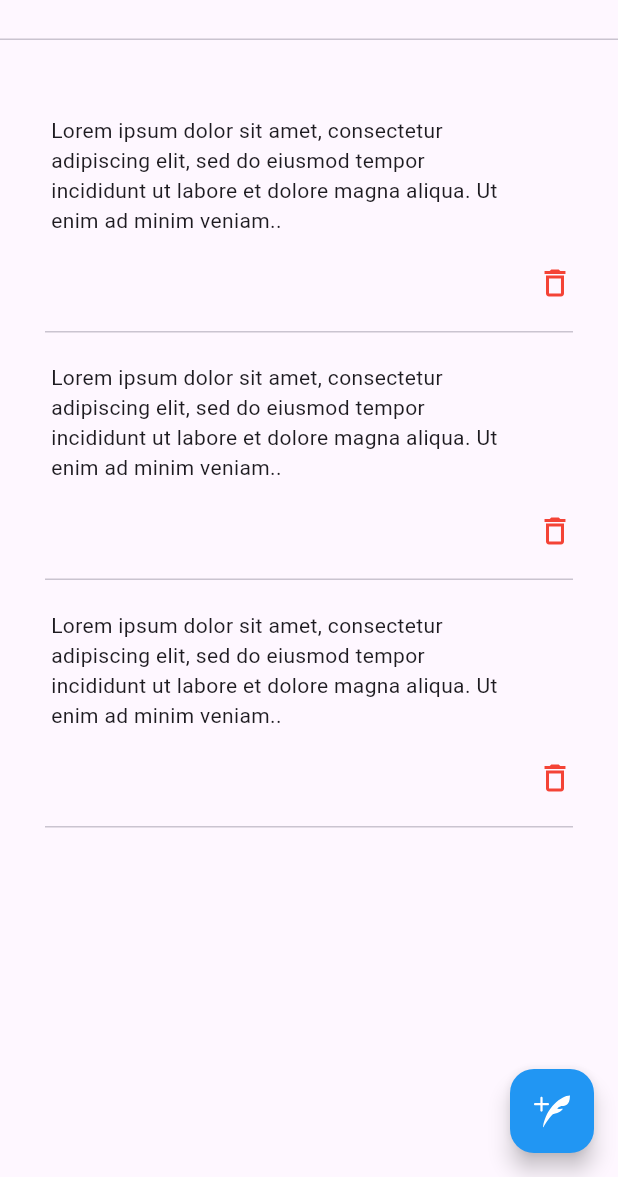
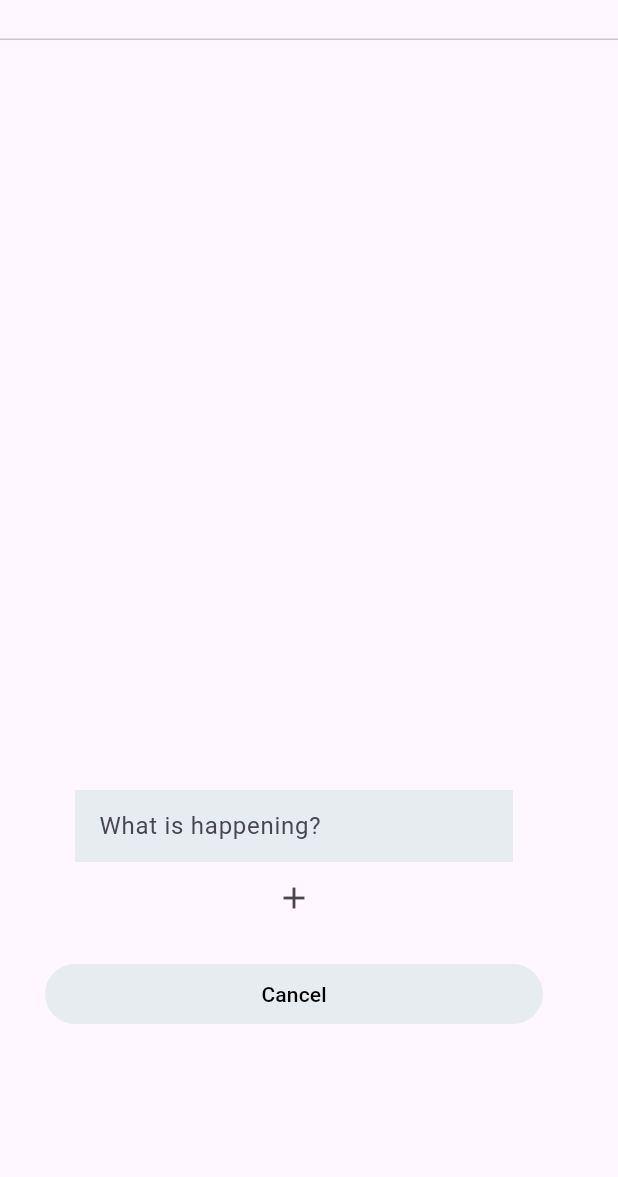
Before and after one commit to Flutter-gg-1/get_it-Assignment, a Flutter app: the screen it shows after launch, after a tap on an icon or button, on a phone screen of 412 x 824 dp, the part 59-1236 px from its top. Run offline on Flutter 3.47's test engine with Material 3 defaults, Android fonts, the phone set to English and light mode, and no system bars; our stand-ins replace flutter_svg, get_it, get_storage.

Commit message:
done add and store tweets

```diff
--- /dev/null
+++ b/getit_app/lib/data/tweet_data.dart
@@ -0,0 +1,41 @@
+import 'package:get_storage/get_storage.dart';
+import 'package:getit_app/data_model/model.dart';
+
+class TweetData {
+  List<TweetModel> allTweets = [];
+  final box = GetStorage();
+
+  TweetData() {
+    loadTweets();
+  }
+
+
+  //add data
+  addTweet({required TweetModel tweet}) {
+    allTweets.add(tweet);
+    saveTweet();
+  }
+
+  //save data
+  saveTweet() async {
+    List<Map<String, dynamic>> tweetAsMap = [];
+    for (var element in allTweets) {
+      tweetAsMap.add(element.toJson());
+    }
+    await box.write("tweet", tweetAsMap);
+  }
+
+
+  //load data
+
+  loadTweets() {
+
+    if (box.hasData('tweet')) {
+      List<Map<String, dynamic>> tweetSaved =
+          List.from(box.read('tweet')).cast<Map<String, dynamic>>();
+      for (var element in tweetSaved) {
+        allTweets.add(TweetModel.fromJson(element));
+      }
+    }
+  }
+}
--- /dev/null
+++ b/getit_app/lib/data_model/model.dart
@@ -0,0 +1,18 @@
+class TweetModel {
+  TweetModel({
+    required this.id,
+    required this.tweet,
+  });
+  late final int id;
+  late final String tweet;
+
+  TweetModel.fromJson(Map<String, dynamic> json) {
+    tweet = json['tweet'];
+  }
+
+  Map<String, dynamic> toJson() {
+    final data = <String, dynamic>{};
+    data['tweet'] = tweet;
+    return data;
+  }
+}
--- a/getit_app/lib/homepage.dart
+++ /dev/null
@@ -1,59 +0,0 @@
-import 'package:flutter/material.dart';
-import 'package:flutter_svg/svg.dart';
-
-class Homepage extends StatelessWidget {
-  const Homepage({super.key});
-
-  @override
-  Widget build(BuildContext context) {
-    return Scaffold(
-      appBar: AppBar(
-       title: SvgPicture.asset(  'assets/Twitter Logo.svg'),
-       bottom: const PreferredSize(
-        preferredSize: Size.fromHeight(10),
-        child: Divider(height: 1),
-      )
-      ),
-      floatingActionButton: FloatingActionButton(
-        backgroundColor: Colors.blue,
-        child: SvgPicture.asset(  'assets/Add text icon.svg'),
-        onPressed: (){}),
-      body: const Center(
-        child: Padding(
-          padding: EdgeInsets.all(30),
-          child: Column(
-            children: [
-              Tweet(),
-              Tweet(),
-              Tweet(),
-            ]
-          ),
-
-        ),
-      ),
-    );
-  }
-}
-
-class Tweet extends StatelessWidget {
-  const Tweet({super.key});
-
-  @override
-  Widget build(BuildContext context) {
-    return const Column(
-      children: [
-        SizedBox(height: 20,),
-        Padding(padding: EdgeInsets.fromLTRB(4, 0, 50, 0),
-        child: Text("Lorem ipsum dolor sit amet, consectetur adipiscing elit, sed do eiusmod tempor incididunt ut labore et dolore magna aliqua. Ut enim ad minim veniam.."),
-        ),
-        SizedBox(height: 20,),
-        Align(
-          alignment: Alignment.bottomRight,
-          child: Icon(Icons.delete_outline, color: Colors.red,)
-        ),
-        SizedBox(height: 20,),
-        Divider(height: 1),
-      ],
-    );
-  }
-}
--- a/getit_app/lib/main.dart
+++ b/getit_app/lib/main.dart
@@ -1,7 +1,10 @@
 import 'package:flutter/material.dart';
-import 'package:getit_app/homepage.dart';
+import 'package:getit_app/screens/homepage.dart';
+import 'package:getit_app/services/setup.dart';
 
-void main() {
+Future<void> main() async {
+  WidgetsFlutterBinding.ensureInitialized();
+  await setup();
   runApp(const MainApp());
 }
 
--- /dev/null
+++ b/getit_app/lib/screens/add_tweets.dart
@@ -0,0 +1,58 @@
+import 'dart:math';
+
+import 'package:flutter/material.dart';
+import 'package:flutter_svg/svg.dart';
+import 'package:get_it/get_it.dart';
+import 'package:getit_app/data/tweet_data.dart';
+import 'package:getit_app/data_model/model.dart';
+import 'package:getit_app/widgits/cancel_button.dart';
+import 'package:getit_app/widgits/tweet_textfeild.dart';
+
+class AddTweets extends StatefulWidget {
+  const AddTweets({super.key});
+
+  @override
+  State<AddTweets> createState() => _AddTweetsState();
+}
+
+class _AddTweetsState extends State<AddTweets> {
+  TextEditingController? controllerweet = TextEditingController();
+  @override
+  Widget build(BuildContext context) {
+    return Scaffold(
+      appBar: AppBar(
+        automaticallyImplyLeading: false,
+        title: SvgPicture.asset(  'assets/Twitter Logo.svg'),
+        bottom: const PreferredSize(
+          preferredSize: Size.fromHeight(10),
+          child: Divider(height: 1),
+      )
+      ),
+      body: Center(
+
+        child: Padding(
+          padding: const EdgeInsets.fromLTRB(30, 500, 50, 50),
+          child: Column(
+            children: [
+              TweetTextfeild(controller: controllerweet,
+              ),
+              IconButton(onPressed: (){
+                if ( controllerweet!.text.isNotEmpty) {
+                  TweetModel newTweet = TweetModel(
+                    id: Random().nextInt(999),
+                    tweet: controllerweet!.text
+                  );
+                  GetIt.I.get<TweetData>().addTweet(tweet: newTweet);
+                  print(TweetData().allTweets);
+                  Navigator.pop(context,true);
+                }
+              }, icon: const Icon(Icons.add)),
+              const SizedBox(height: 16,),
+              const CancelButton()
+            ],
+          ),
+        )
+      ),
+    );
+  }
+}
--- /dev/null
+++ b/getit_app/lib/screens/homepage.dart
@@ -0,0 +1,35 @@
+import 'package:flutter/material.dart';
+import 'package:flutter_svg/svg.dart';
+import 'package:get_it/get_it.dart';
+import 'package:getit_app/data/tweet_data.dart';
+import 'package:getit_app/widgits/add_tweet_button.dart';
+import 'package:getit_app/widgits/tweet.dart';
+
+class Homepage extends StatelessWidget {
+  const Homepage({super.key});
+
+  @override
+  Widget build(BuildContext context) {
+    return Scaffold(
+      appBar: AppBar(
+       title: SvgPicture.asset(  'assets/Twitter Logo.svg'),
+       bottom: const PreferredSize(
+        preferredSize: Size.fromHeight(10),
+        child: Divider(height: 1),
+      )
+      ),
+      floatingActionButton:  TweetButton(),
+      body: Center(
+        child: ListView(
+          children:  GetIt.I
+                      .get<TweetData>()
+                      .allTweets
+                      .map((e) => Tweet(
+                            tweet: e.tweet,
+                          ))
+                      .toList(),
+        ),
+      ),
+    );
+  }
+}
--- /dev/null
+++ b/getit_app/lib/services/setup.dart
@@ -0,0 +1,8 @@
+import 'package:get_it/get_it.dart';
+import 'package:get_storage/get_storage.dart';
+import 'package:getit_app/data/tweet_data.dart';
+
+Future<void> setup() async {
+  await GetStorage.init();
+ GetIt.I.registerSingleton<TweetData>(TweetData());
+}
--- /dev/null
+++ b/getit_app/lib/widgits/add_tweet_button.dart
@@ -0,0 +1,19 @@
+import 'package:flutter/material.dart';
+import 'package:flutter_svg/svg.dart';
+import 'package:getit_app/screens/add_tweets.dart';
+
+class TweetButton extends StatelessWidget {
+  const TweetButton({super.key});
+
+  @override
+  Widget build(BuildContext context) {
+    return  FloatingActionButton(
+        backgroundColor: Colors.blue,
+        shape: const CircleBorder(),
+        onPressed: (){
+          Navigator.push(context,  MaterialPageRoute(builder: (context) => const AddTweets()));
+        },
+        child: SvgPicture.asset(  'assets/Add text icon.svg'));
+
+  }
+}
--- /dev/null
+++ b/getit_app/lib/widgits/cancel_button.dart
@@ -0,0 +1,21 @@
+
+import 'package:flutter/material.dart';
+
+class CancelButton extends StatelessWidget {
+  const CancelButton({super.key});
+
+  @override
+  Widget build(BuildContext context) {
+    return SizedBox(
+                width: double.infinity,
+                child: ElevatedButton(
+                  style: ButtonStyle(
+                    elevation: WidgetStateProperty.all<double>(0),
+                    backgroundColor: const WidgetStatePropertyAll<Color>(Color.fromARGB(255, 231, 236, 240)),
+                  ),
+                  onPressed: () {
+                    Navigator.pop(context);
+                }, child: const Text("Cancel", style: TextStyle(color: Colors.black),)),
+              );
+  }
+}
--- /dev/null
+++ b/getit_app/lib/widgits/tweet_textfeild.dart
@@ -0,0 +1,21 @@
+import 'package:flutter/material.dart';
+
+class TweetTextfeild extends StatelessWidget {
+  const TweetTextfeild({super.key, required this.controller});
+  final TextEditingController? controller;
+  @override
+  Widget build(BuildContext context) {
+    return Padding(
+  padding:  EdgeInsets.fromLTRB(20, 0, 20, 0),
+  child: TextField(
+    controller: controller,
+    decoration:  InputDecoration(
+      hintText: 'What is happening?',
+      border: InputBorder.none,
+      fillColor: Color.fromARGB(255, 231, 236, 240),
+      filled: true,
+    ),
+  ),
+);
+  }
+}
--- a/getit_app/pubspec.yaml
+++ b/getit_app/pubspec.yaml
@@ -10,6 +10,8 @@ dependencies:
   flutter:
     sdk: flutter
   flutter_svg: ^2.0.10+1
+  get_it: ^7.7.0
+  get_storage: ^2.1.1
 
 dev_dependencies:
   flutter_test:
```
Also changed, not shown: getit_app/lib/widgits/tweet.dart (added, +35 -0 lines), getit_app/assets/delete.svg (added), getit_app/pubspec.lock, 10 other files.
